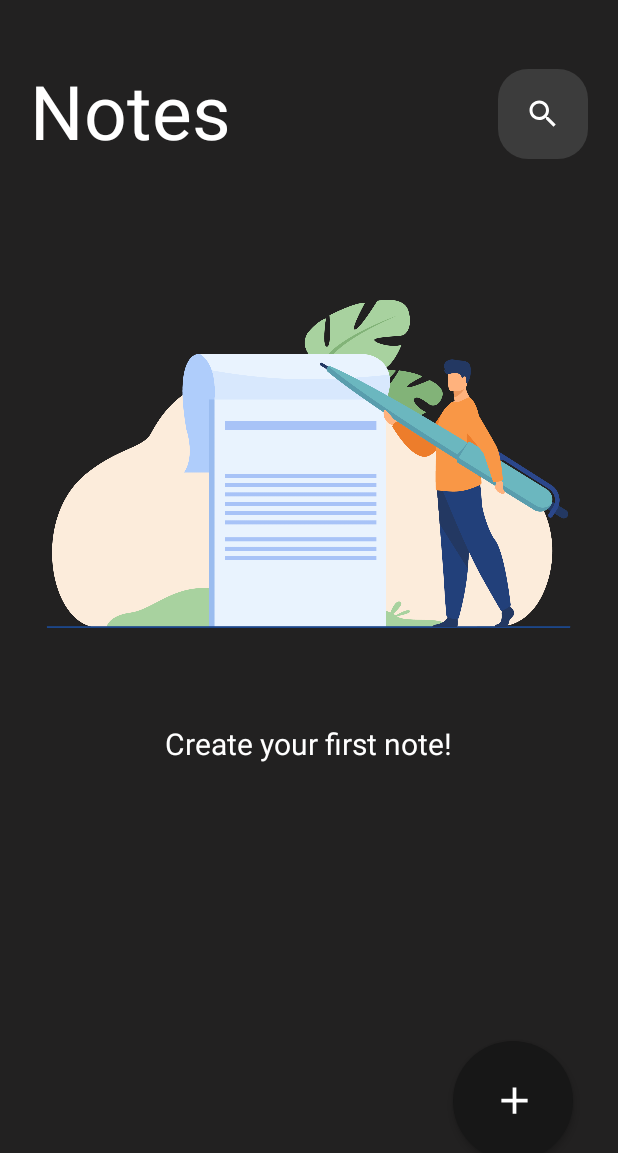
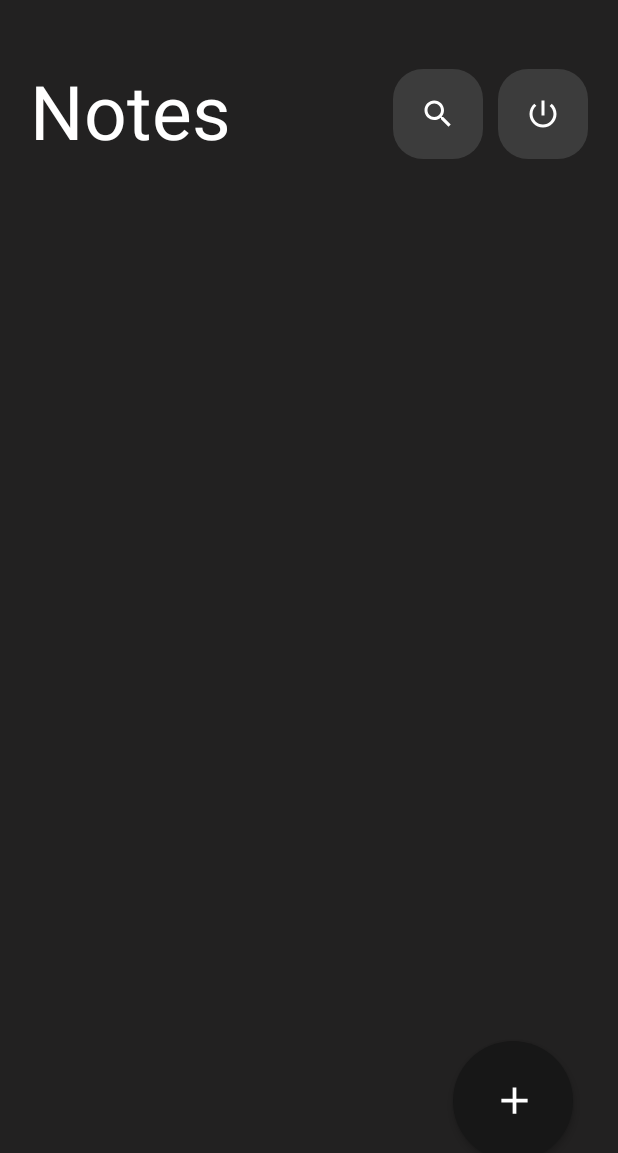
Before and after one commit to MonaAdel2/NotisticApp, an Android app: the MainActivity screen opened directly, with no data from a screen before it, on a phone screen of 412 x 824 dp. Shown: the top 1153 px of the screen. Run offline under Robolectric (Android 15) with nearby library versions, the phone set to English and light mode, and no system bars; our stand-ins replace Firebase (no records; nobody signed in at launch, a user with empty details on screens opened directly).

Commit message:
NoteModel and RecyclerView is added

```diff
--- a/app/build.gradle
+++ b/app/build.gradle
@@ -33,8 +33,12 @@ dependencies {
     implementation 'androidx.appcompat:appcompat:1.6.0'
     implementation 'com.google.android.material:material:1.7.0'
     implementation 'androidx.constraintlayout:constraintlayout:2.1.4'
+
     implementation 'com.google.firebase:firebase-firestore:24.1.1'
     implementation 'com.google.firebase:firebase-auth:21.0.3'
+    implementation 'com.firebaseui:firebase-ui-firestore:8.0.2'
+    implementation 'com.google.firebase:firebase-database:20.1.0'
+
     testImplementation 'junit:junit:4.13.2'
     androidTestImplementation 'androidx.test.ext:junit:1.1.5'
     androidTestImplementation 'androidx.test.espresso:espresso-core:3.5.1'
--- a/app/src/main/java/com/example/notisticapp/MainActivity.java
+++ b/app/src/main/java/com/example/notisticapp/MainActivity.java
@@ -1,18 +1,54 @@
 package com.example.notisticapp;
 
+import androidx.annotation.NonNull;
+import androidx.annotation.Nullable;
 import androidx.appcompat.app.AppCompatActivity;
 import androidx.appcompat.widget.AppCompatButton;
+import androidx.recyclerview.widget.RecyclerView;
+import androidx.recyclerview.widget.StaggeredGridLayoutManager;
 
 import android.annotation.SuppressLint;
 import android.content.Intent;
 import android.os.Bundle;
+import android.util.Log;
+import android.view.LayoutInflater;
 import android.view.View;
+import android.view.ViewGroup;
 import android.widget.ImageButton;
+import android.widget.LinearLayout;
+import android.widget.TextView;
+
+import com.firebase.ui.firestore.FirestoreRecyclerAdapter;
+import com.firebase.ui.firestore.FirestoreRecyclerOptions;
+import com.google.firebase.auth.FirebaseAuth;
+import com.google.firebase.auth.FirebaseUser;
+import com.google.firebase.database.DataSnapshot;
+import com.google.firebase.database.DatabaseError;
+import com.google.firebase.database.DatabaseReference;
+import com.google.firebase.database.FirebaseDatabase;
+import com.google.firebase.database.ValueEventListener;
+import com.google.firebase.firestore.DocumentChange;
+import com.google.firebase.firestore.EventListener;
+import com.google.firebase.firestore.FirebaseFirestore;
+import com.google.firebase.firestore.FirebaseFirestoreException;
+import com.google.firebase.firestore.Query;
+import com.google.firebase.firestore.QuerySnapshot;
+
+import java.util.ArrayList;
 
 public class MainActivity extends AppCompatActivity {
+    public static final String TAG = "MainActivity";
 
     AppCompatButton addBtn;
-    ImageButton searchBtn;
+    ImageButton searchBtn, logoutBtn;
+
+    RecyclerView notesRecycler;
+    ArrayList<NoteModel> notesArrayList;
+    NotesRecyclerAdapter notesRecyclerAdapter;
+
+    FirebaseAuth auth;
+    FirebaseFirestore db;
+    FirebaseUser user;
 
 
     @SuppressLint("MissingInflatedId")
@@ -23,6 +59,22 @@ public class MainActivity extends AppCompatActivity {
 
         addBtn = findViewById(R.id.btn_plus);
         searchBtn = findViewById(R.id.img_btn_search);
+        logoutBtn = findViewById(R.id.img_btn_logout);
+
+        auth = FirebaseAuth.getInstance();
+        user = FirebaseAuth.getInstance().getCurrentUser();
+        db = FirebaseFirestore.getInstance();
+
+        notesRecycler = findViewById(R.id.recycler_notes_main);
+        notesArrayList = new ArrayList<>();
+
+
+        notesRecycler.setHasFixedSize(true);
+        notesRecycler.setLayoutManager(new StaggeredGridLayoutManager(2, StaggeredGridLayoutManager.VERTICAL));
+        notesRecyclerAdapter = new NotesRecyclerAdapter(notesArrayList, MainActivity.this);
+        notesRecycler.setAdapter(notesRecyclerAdapter);
+
+        eventChangeListener();
 
         addBtn.setOnClickListener(new View.OnClickListener() {
             @Override
@@ -30,5 +82,66 @@ public class MainActivity extends AppCompatActivity {
                 startActivity(new Intent(MainActivity.this, NoteActivity.class));
             }
         });
+
+        logoutBtn.setOnClickListener(new View.OnClickListener() {
+            @Override
+            public void onClick(View v) {
+                auth.signOut();
+                finish();
+                startActivity(new Intent(MainActivity.this, LoginActivity.class));
+
+            }
+        });
+
+        searchBtn.setOnClickListener(new View.OnClickListener() {
+            @Override
+            public void onClick(View v) {
+                startActivity(new Intent(MainActivity.this, SearchActivity.class));
+            }
+        });
+
+
     }
+
+    private void eventChangeListener() {
+        db.collection("notes").document(user.getUid())
+              .collection("myNotes").orderBy("title", Query.Direction.ASCENDING)
+                .addSnapshotListener(new EventListener<QuerySnapshot>() {
+            @Override
+            public void onEvent(@Nullable QuerySnapshot value, @Nullable FirebaseFirestoreException error) {
+                if(error != null){
+                    Log.e(TAG, error.getMessage());
+                    return;
+                }
+                for (DocumentChange dc : value.getDocumentChanges()) {
+                    if(dc.getType() == DocumentChange.Type.ADDED){
+                        notesArrayList.add(dc.getDocument().toObject(NoteModel.class));
+                    }
+
+                    notesRecyclerAdapter.notifyDataSetChanged();
+
+                }
+
+            }
+        });
+    }
+
+
+    @Override
+    public void onStart() {
+        super.onStart();
+        notesRecyclerAdapter.notifyDataSetChanged();
+    }
+
+    @Override
+    public void onStop() {
+        super.onStop();
+        if(notesRecyclerAdapter != null){
+            notesRecyclerAdapter.notifyDataSetChanged();
+        }
+
+    }
+
+
+
 }
--- /dev/null
+++ b/app/src/main/java/com/example/notisticapp/NotesRecyclerAdapter.java
@@ -0,0 +1,56 @@
+package com.example.notisticapp;
+
+import android.annotation.SuppressLint;
+import android.content.Context;
+import android.view.LayoutInflater;
+import android.view.View;
+import android.view.ViewGroup;
+import android.widget.ImageView;
+import android.widget.TextView;
+
+import androidx.annotation.NonNull;
+import androidx.recyclerview.widget.RecyclerView;
+
+import java.util.ArrayList;
+
+
+public class NotesRecyclerAdapter extends RecyclerView.Adapter<NotesRecyclerAdapter.ViewHolder> {
+    ArrayList<NoteModel> notesArrayList;
+    Context context;
+
+    public NotesRecyclerAdapter(ArrayList<NoteModel> notesArrayList, Context context) {
+        this.notesArrayList= notesArrayList;
+        this.context = context;
+    }
+
+    @NonNull
+    @Override
+    public ViewHolder onCreateViewHolder(@NonNull ViewGroup parent, int viewType) {
+        View view = LayoutInflater.from(parent.getContext()).inflate(R.layout.note_layout_recycler_item, parent, false);
+        return new ViewHolder(view);
+    }
+
+    @Override
+    public void onBindViewHolder(@NonNull ViewHolder holder, @SuppressLint("RecyclerView") int position) {
+        holder.noteTitle.setText(notesArrayList.get(position).getTitle());
+        holder.noteDesc.setText(notesArrayList.get(position).getDescription());
+
+    }
+
+    @Override
+    public int getItemCount() {
+        return notesArrayList.size();
+    }
+
+
+    public class ViewHolder extends RecyclerView.ViewHolder {
+        TextView noteTitle, noteDesc;
+
+        public ViewHolder(@NonNull View itemView) {
+            super(itemView);
+
+            noteTitle = itemView.findViewById(R.id.tv_title_card);
+            noteDesc = itemView.findViewById(R.id.tv_discription_card);
+        }
+    }
+}
--- /dev/null
+++ b/app/src/main/res/drawable/power_icon.xml
@@ -0,0 +1,5 @@
+<vector android:height="24dp" android:tint="#FFFFFF"
+    android:viewportHeight="24" android:viewportWidth="24"
+    android:width="24dp" xmlns:android="http://schemas.android.com/apk/res/android">
+    <path android:fillColor="@android:color/white" android:pathData="M13,3h-2v10h2L13,3zM17.83,5.17l-1.42,1.42C17.99,7.86 19,9.81 19,12c0,3.87 -3.13,7 -7,7s-7,-3.13 -7,-7c0,-2.19 1.01,-4.14 2.58,-5.42L6.17,5.17C4.23,6.82 3,9.26 3,12c0,4.97 4.03,9 9,9s9,-4.03 9,-9c0,-2.74 -1.23,-5.18 -3.17,-6.83z"/>
+</vector>
--- a/app/src/main/res/layout/activity_main.xml
+++ b/app/src/main/res/layout/activity_main.xml
@@ -29,30 +29,41 @@
                 android:textColor="@color/white"
                 android:textSize="50sp" />
 
+
             <ImageButton
                 android:id="@+id/img_btn_search"
                 android:layout_width="60dp"
                 android:layout_height="60dp"
                 android:layout_marginVertical="6dp"
                 android:background="@drawable/custom_button"
-                android:src="@drawable/search_icon" />
+                android:src="@drawable/search_icon"
+                android:layout_marginRight="10dp"/>
+
+            <ImageButton
+                android:id="@+id/img_btn_logout"
+                android:layout_width="60dp"
+                android:layout_height="60dp"
+                android:layout_marginVertical="6dp"
+                android:background="@drawable/custom_button"
+                android:src="@drawable/power_icon"
+                />
 
 
         </LinearLayout>
 
-        <ImageView
-            android:layout_width="350dp"
-            android:layout_height="350dp"
-            android:layout_gravity="center"
-            android:src="@drawable/vector1" />
+<!--        <ImageView-->
+<!--            android:layout_width="350dp"-->
+<!--            android:layout_height="350dp"-->
+<!--            android:layout_gravity="center"-->
+<!--            android:src="@drawable/vector1" />-->
 
-        <TextView
-            android:layout_width="wrap_content"
-            android:layout_height="wrap_content"
-            android:layout_gravity="center"
-            android:text="Create your first note!"
-            android:textColor="@color/white"
-            android:textSize="20sp" />
+<!--        <TextView-->
+<!--            android:layout_width="wrap_content"-->
+<!--            android:layout_height="wrap_content"-->
+<!--            android:layout_gravity="center"-->
+<!--            android:text="Create your first note!"-->
+<!--            android:textColor="@color/white"-->
+<!--            android:textSize="20sp" />-->
 
         <androidx.recyclerview.widget.RecyclerView
             android:id="@+id/recycler_notes_main"
```
Also changed, not shown: app/src/main/java/com/example/notisticapp/LoginActivity.java (+7 -0 lines), app/src/main/java/com/example/notisticapp/NoteActivity.java (+15 -1 lines), app/src/main/java/com/example/notisticapp/NoteModel.java (added, +31 -0 lines), app/src/main/res/layout/note_layout_recycler_item.xml (+7 -5 lines).
